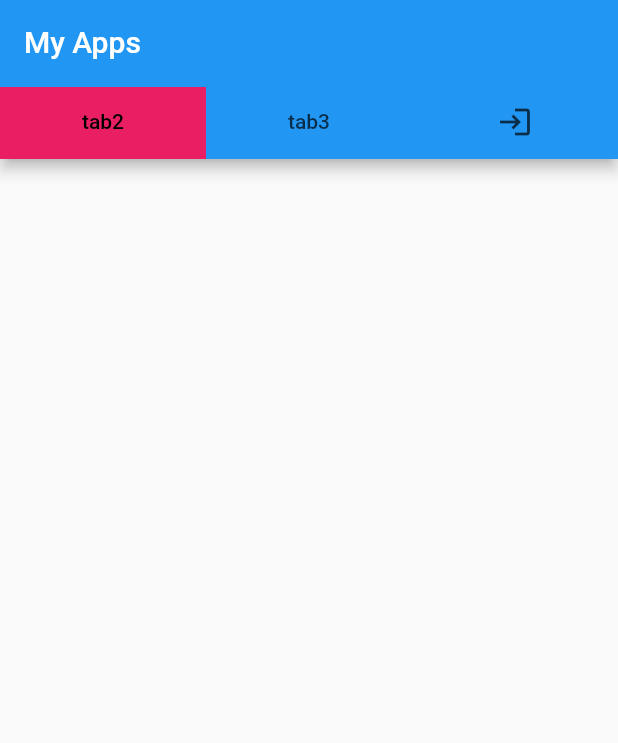
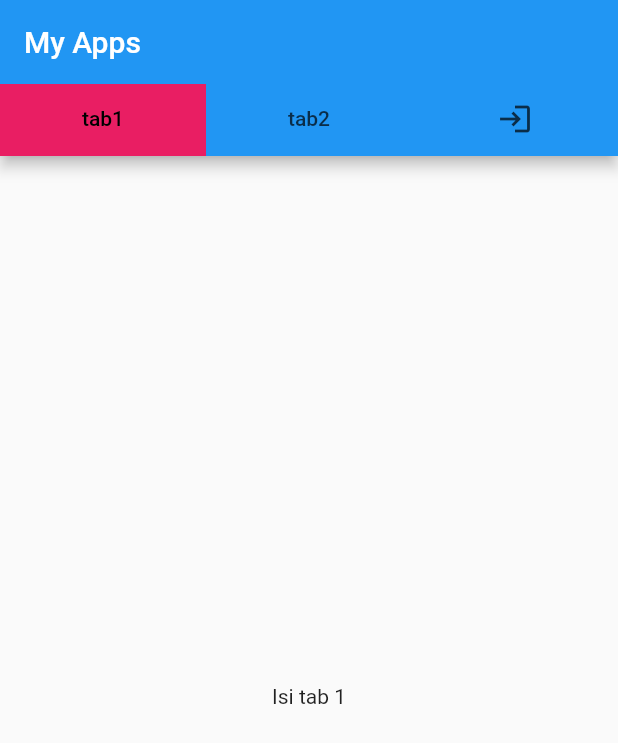
Before and after one commit to reykayanti/Learn_Flutter, a Flutter app: the screen it shows after launch, on a phone screen of 412 x 824 dp. Shown: the top 743 px of the screen. Run offline on Flutter 3.47's test engine with Material 2 defaults, Android fonts, the phone set to English and light mode, and no system bars.

Commit message:
Update main.dart

```diff
--- a/lib/main.dart
+++ b/lib/main.dart
@@ -7,10 +7,10 @@ void main() {
 class MyApp extends StatelessWidget {
   List<Tab> myTab = [
     Tab(
-      text: "tab2",
+      text: "tab1",
     ),
     Tab(
-      text: "tab3",
+      text: "tab2",
     ),
     Tab(
       icon: Icon(Icons.login),
@@ -20,21 +20,32 @@ class MyApp extends StatelessWidget {
   Widget build(BuildContext context) {
     return MaterialApp(
       debugShowCheckedModeBanner: false,
-      home: Scaffold(
+      home: DefaultTabController(
+        length: myTab.length,
+        child: Scaffold(
           appBar: AppBar(
-        title: Text("My Apps"),
-        bottom: PreferredSize(
-          preferredSize: Size.fromHeight(50),
-          child: DefaultTabController(
-            length: myTab.length,
-            child: TabBar(
+            title: Text("My Apps"),
+            bottom: TabBar(
               labelColor: Colors.black,
               indicator: BoxDecoration(color: Colors.pink),
               tabs: myTab,
             ),
           ),
+          body: TabBarView(
+            children: [
+              Center(
+                child: Text("Isi tab 1"),
+              ),
+              Center(
+                child: Text("Isi tab 2"),
+              ),
+              Center(
+                child: Text("Isi tab 3"),
+              ),
+            ],
+          ),
         ),
-      )),
+      ),
     );
   }
 }
```
